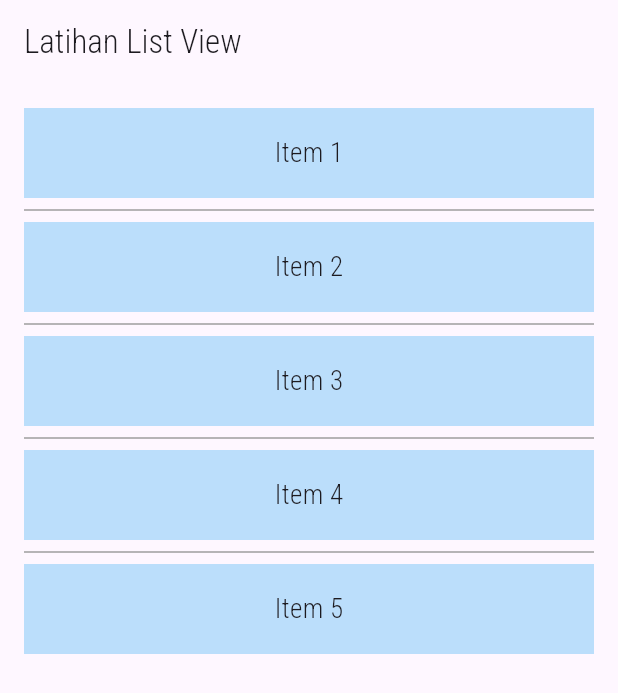
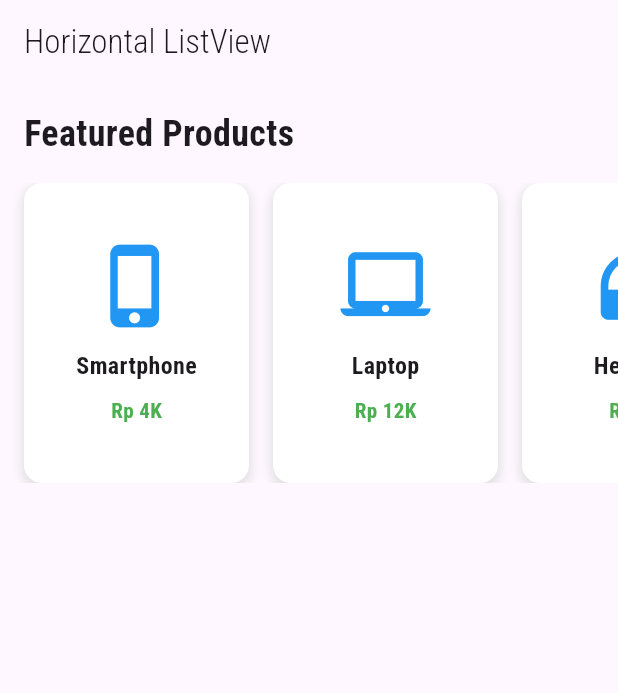
Before and after one commit to Julianarwansah/tugas_week_7_1123150112, a Flutter app: the screen it shows after launch, on a phone screen of 412 x 824 dp. Shown: the top 693 px of the screen. Run offline on Flutter 3.47's test engine with Material 3 defaults, Android fonts, the phone set to English and light mode, and no system bars.

Commit message:
membuat list_view_sparate_horizontal.dart

```diff
--- a/lib/main.dart
+++ b/lib/main.dart
@@ -1,5 +1,6 @@
 import 'package:flutter/material.dart';
-import 'pages/sparate_list_view.dart';
+//import 'pages/sparate_list_view.dart';
+import 'pages/list_view_sparate_horizontal.dart';
 
 void main() {
   runApp(const MyApp());
@@ -23,7 +24,7 @@
   @override
   Widget build(BuildContext context) {
     return Scaffold(
-      body: const SparateListView(),
+      body: const ListViewSparateHorizontal(),
     );
   }
 }
--- /dev/null
+++ b/lib/pages/list_view_sparate_horizontal.dart
@@ -0,0 +1,79 @@
+import 'package:flutter/material.dart';
+
+class ListViewSparateHorizontal extends StatelessWidget {
+  const ListViewSparateHorizontal({super.key});
+
+  final List<Map<String, dynamic>> products = const [
+    {'icon': Icons.phone_iphone, 'name': 'Smartphone', 'price': 4500},
+    {'icon': Icons.laptop_mac, 'name': 'Laptop', 'price': 12000},
+    {'icon': Icons.headphones, 'name': 'Headset', 'price': 850},
+    {'icon': Icons.watch, 'name': 'Smartwatch', 'price': 2300},
+  ];
+
+  @override
+  Widget build(BuildContext context) {
+    return Scaffold(
+      appBar: AppBar(
+        title: const Text('Horizontal ListView'),
+      ),
+      body: Column(
+        crossAxisAlignment: CrossAxisAlignment.start,
+        children: [
+          const Padding(
+            padding: EdgeInsets.all(16),
+            child: Text(
+              'Featured Products',
+              style: TextStyle(fontSize: 24, fontWeight: FontWeight.bold),
+            ),
+          ),
+          SizedBox(
+            height: 200,
+            child: ListView.separated(
+              scrollDirection: Axis.horizontal,
+              padding: const EdgeInsets.symmetric(horizontal: 16),
+              itemCount: products.length,
+              separatorBuilder: (context, index) =>
+                  const SizedBox(width: 16),
+              itemBuilder: (context, index) {
+                final product = products[index];
+                return Container(
+                  width: 150,
+                  decoration: BoxDecoration(
+                    color: Colors.white,
+                    borderRadius: BorderRadius.circular(12),
+                    boxShadow: [
+                      BoxShadow(
+                        color: Colors.grey.shade300,
+                        spreadRadius: 1,
+                        blurRadius: 5,
+                        offset: const Offset(0, 3),
+                      ),
+                    ],
+                  ),
+                  child: Column(
+                    mainAxisAlignment: MainAxisAlignment.center,
+                    children: [
+                      Icon(product['icon'], size: 60, color: Colors.blue),
+                      const SizedBox(height: 12),
+                      Text(
+                        product['name'],
+                        style: const TextStyle(
+                            fontSize: 16, fontWeight: FontWeight.bold),
+                      ),
+                      const SizedBox(height: 8),
+                      Text(
+                        'Rp ${product['price'] ~/ 1000}K',
+                        style: const TextStyle(
+                            color: Colors.green, fontWeight: FontWeight.w600),
+                      ),
+                    ],
+                  ),
+                );
+              },
+            ),
+          ),
+        ],
+      ),
+    );
+  }
+}
```
